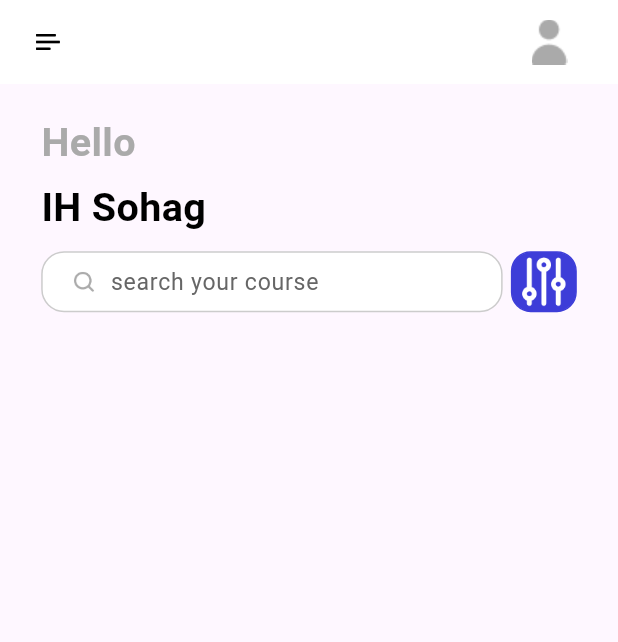
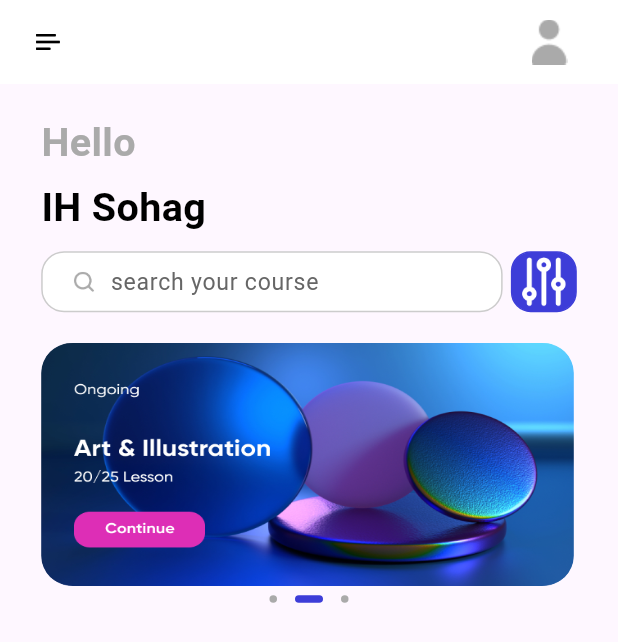
Before and after one commit to Sohag-84/Learning-App, a Flutter app: the HomePage screen opened directly, on a phone screen of 412 x 824 dp. Shown: the top 642 px of the screen. Run offline on Flutter 3.47's test engine with Material 2 defaults, Android fonts, the phone set to English and light mode, and no system bars; drawn by our look-alikes of dots_indicator; our stand-ins replace cloud_firestore, firebase_auth, firebase_core, flutter_bloc, flutter_screenutil, fluttertoast and 1 more; accounts and stored records are empty; Roboto replaces fonts that are missing (Avenir).

Commit message:
create slider

```diff
--- a/lib/pages/home/home_page.dart
+++ b/lib/pages/home/home_page.dart
@@ -24,6 +24,7 @@ class _HomePageState extends State<HomePage> {
             homePageText("IH Sohag", top: 5),
             SizedBox(height: 10.h),
             searchView(),
+            slidersView(),
           ],
         ),
       ),
--- a/lib/pages/home/widget/home_page_widget.dart
+++ b/lib/pages/home/widget/home_page_widget.dart
@@ -1,5 +1,6 @@
 // ignore_for_file: prefer_const_constructors
 
+import 'package:dots_indicator/dots_indicator.dart';
 import 'package:flutter/material.dart';
 import 'package:flutter_screenutil/flutter_screenutil.dart';
 import 'package:learning_app/common/values/colors.dart';
@@ -47,6 +48,7 @@ Widget homePageText(String text,
   );
 }
 
+///for search bar
 Widget searchView() {
   return Row(
     children: [
@@ -127,3 +129,51 @@ Widget searchView() {
     ],
   );
 }
+
+///for slider
+Widget slidersView() {
+  return Column(
+    children: [
+      Container(
+        width: 325.w,
+        height: 160.h,
+        margin: EdgeInsets.only(top: 20.h),
+        child: PageView(
+          children: [
+            _slidersContainer(imgPath: "assets/icons/art.png"),
+            _slidersContainer(imgPath: "assets/icons/image_1.png"),
+            _slidersContainer(imgPath: "assets/icons/image_2.png"),
+          ],
+        ),
+      ),
+      DotsIndicator(
+        dotsCount: 3,
+        position: 1,
+        decorator: DotsDecorator(
+            color: AppColors.primaryThirdElementText,
+            activeColor: AppColors.primaryElement,
+            size: Size.square(5.0),
+            activeSize: Size(17.w, 5.h),
+            activeShape: RoundedRectangleBorder(
+              borderRadius: BorderRadius.circular(5.r),
+            )),
+      ),
+    ],
+  );
+}
+
+///sliders widget
+Widget _slidersContainer({required String imgPath}) {
+  return Container(
+    width: 325.w,
+    height: 160.h,
+    margin: EdgeInsets.only(right: 2),
+    decoration: BoxDecoration(
+      borderRadius: BorderRadius.circular(20.r),
+      image: DecorationImage(
+        image: AssetImage(imgPath),
+        fit: BoxFit.fill,
+      ),
+    ),
+  );
+}
```
Also changed, not shown: assets/icons/art.png (renamed from assets/icons/Art.png), assets/icons/image_1.png (renamed from assets/icons/Image(1).png), assets/icons/image_2.png (renamed from assets/icons/Image(2).png).
